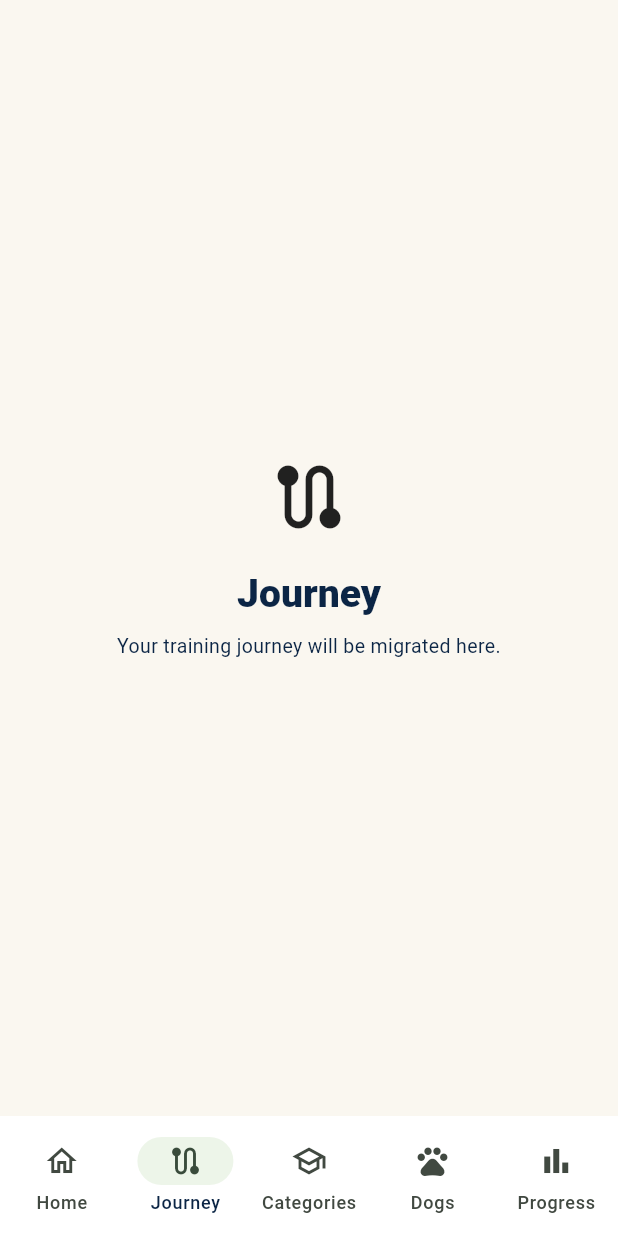
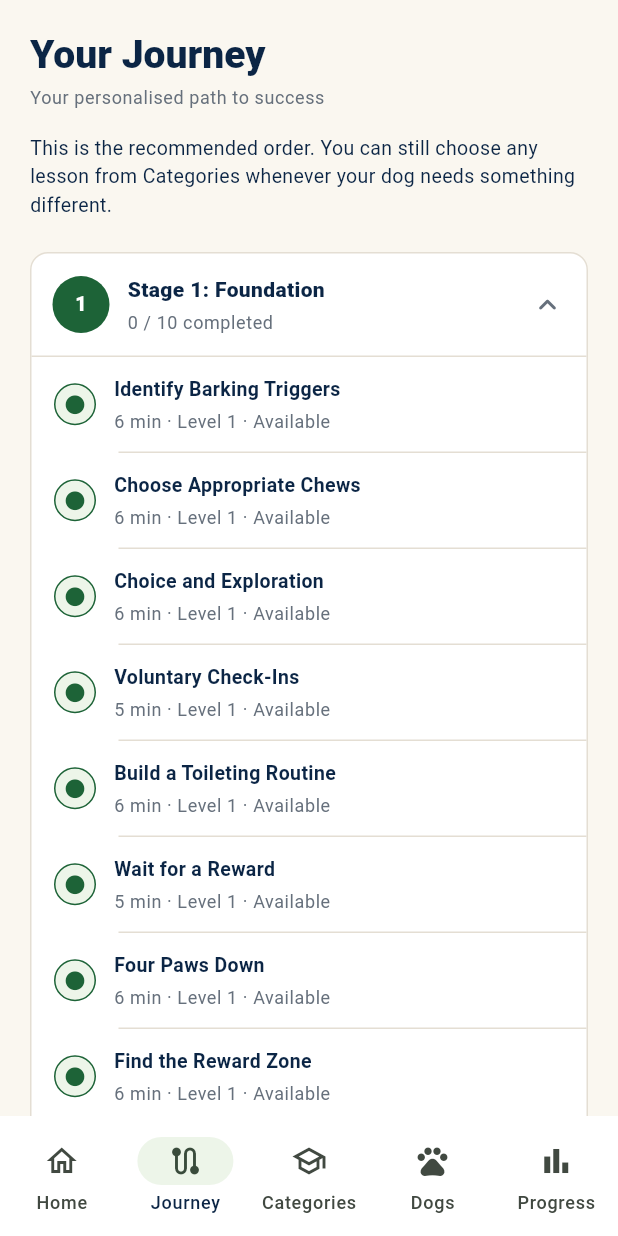
Before and after one commit to robot2313/good-dog-academy, a Flutter app: the screen it shows after launch, item 2 of the bottom bar chosen, on a phone screen of 412 x 824 dp. Run offline on Flutter 3.47's test engine with Material 3 defaults, Android fonts, the phone set to English and light mode, and no system bars.

Commit message:
feat: port Flutter training journey

```diff
--- /dev/null
+++ b/flutter_app/lib/features/journey/journey_screen.dart
@@ -0,0 +1,474 @@
+import 'package:flutter/material.dart';
+
+import '../../core/theme/gda_theme.dart';
+import '../lessons/data/production_lessons.dart';
+import '../lessons/domain/lesson_models.dart';
+import '../lessons/logic/lesson_unlock_service.dart';
+
+class JourneyScreen extends StatefulWidget {
+  const JourneyScreen({super.key});
+
+  @override
+  State<JourneyScreen> createState() => _JourneyScreenState();
+}
+
+class _JourneyScreenState extends State<JourneyScreen> {
+  String expandedStage = 'foundation';
+
+  late final List<LessonLibraryItem> lessons =
+      const LessonUnlockService(
+    productionLessons,
+  ).resolve(
+    const <LessonProgressSnapshot>[],
+  ).values.toList(growable: false);
+
+  @override
+  Widget build(BuildContext context) {
+    final stages = createJourneyStages(lessons);
+
+    final firstIncompleteStage = stages.firstWhere(
+      (stage) => stage.lessons.any(
+        (lesson) => lesson.state != LessonState.completed,
+      ),
+      orElse: () => stages.first,
+    );
+
+    final completedCount = lessons
+        .where(
+          (lesson) => lesson.state == LessonState.completed,
+        )
+        .length;
+
+    return SafeArea(
+      bottom: false,
+      child: ListView(
+        padding: const EdgeInsets.fromLTRB(20, 20, 20, 28),
+        children: [
+          Text(
+            'Your Journey',
+            style: Theme.of(context).textTheme.headlineMedium,
+          ),
+          const SizedBox(height: 4),
+          Text(
+            'Your personalised path to success',
+            style: Theme.of(context).textTheme.bodySmall,
+          ),
+          const SizedBox(height: 16),
+          Text(
+            'This is the recommended order. You can still choose any '
+            'lesson from Categories whenever your dog needs something '
+            'different.',
+            style: Theme.of(context).textTheme.bodyMedium,
+          ),
+          const SizedBox(height: 22),
+          for (var index = 0; index < stages.length; index++) ...[
+            _JourneyStageCard(
+              stage: stages[index],
+              expanded:
+                  expandedStage == 'all' ||
+                  expandedStage == stages[index].id,
+              active: stages[index].id == firstIncompleteStage.id,
+              onToggle: () {
+                setState(() {
+                  expandedStage =
+                      expandedStage == stages[index].id
+                          ? ''
+                          : stages[index].id;
+                });
+              },
+            ),
+            if (index != stages.length - 1)
+              const SizedBox(height: 12),
+          ],
+          const SizedBox(height: 18),
+          FilledButton(
+            onPressed: () {
+              setState(() {
+                expandedStage = 'all';
+              });
+            },
+            style: FilledButton.styleFrom(
+              backgroundColor: GdaColors.primary,
+              foregroundColor: Colors.white,
+              padding: const EdgeInsets.symmetric(
+                vertical: 15,
+              ),
+              shape: RoundedRectangleBorder(
+                borderRadius: BorderRadius.circular(12),
+              ),
+            ),
+            child: const Text(
+              'View Full Journey',
+              style: TextStyle(
+                fontWeight: FontWeight.w800,
+              ),
+            ),
+          ),
+          const SizedBox(height: 10),
+          Text(
+            '$completedCount of ${lessons.length} lessons complete',
+            textAlign: TextAlign.center,
+            style: Theme.of(context).textTheme.bodySmall,
+          ),
+          const SizedBox(height: 8),
+          Text(
+            'Progress and adaptive journey adjustments will connect '
+            'when Flutter training persistence is migrated.',
+            textAlign: TextAlign.center,
+            style: const TextStyle(
+              color: GdaColors.muted,
+              fontSize: 11,
+              height: 1.4,
+            ),
+          ),
+        ],
+      ),
+    );
+  }
+}
+
+class JourneyStage {
+  const JourneyStage({
+    required this.id,
+    required this.number,
+    required this.title,
+    required this.lessons,
+  });
+
+  final String id;
+  final int number;
+  final String title;
+  final List<LessonLibraryItem> lessons;
+}
+
+List<JourneyStage> createJourneyStages(
+  List<LessonLibraryItem> lessons,
+) {
+  final stages = <JourneyStage>[
+    JourneyStage(
+      id: 'foundation',
+      number: 1,
+      title: 'Foundation',
+      lessons: lessons
+          .where(
+            (lesson) => lesson.definition.difficulty == 1,
+          )
+          .toList(growable: false),
+    ),
+    JourneyStage(
+      id: 'building',
+      number: 2,
+      title: 'Building Skills',
+      lessons: lessons
+          .where(
+            (lesson) => lesson.definition.difficulty == 2,
+          )
+          .toList(growable: false),
+    ),
+    JourneyStage(
+      id: 'real-world',
+      number: 3,
+      title: 'Real World',
+      lessons: lessons
+          .where(
+            (lesson) => lesson.definition.difficulty == 3,
+          )
+          .toList(growable: false),
+    ),
+    JourneyStage(
+      id: 'lifelong',
+      number: 4,
+      title: 'Lifelong Skills',
+      lessons: lessons
+          .where(
+            (lesson) => lesson.definition.difficulty >= 4,
+          )
+          .toList(growable: false),
+    ),
+  ];
+
+  return stages
+      .where(
+        (stage) => stage.lessons.isNotEmpty,
+      )
+      .toList(growable: false);
+}
+
+class _JourneyStageCard extends StatelessWidget {
+  const _JourneyStageCard({
+    required this.stage,
+    required this.expanded,
+    required this.active,
+    required this.onToggle,
+  });
+
+  final JourneyStage stage;
+  final bool expanded;
+  final bool active;
+  final VoidCallback onToggle;
+
+  @override
+  Widget build(BuildContext context) {
+    final completed = stage.lessons
+        .where(
+          (lesson) => lesson.state == LessonState.completed,
+        )
+        .length;
+
+    return Container(
+      decoration: BoxDecoration(
+        color: GdaColors.surface,
+        borderRadius: BorderRadius.circular(12),
+        border: Border.all(
+          color: GdaColors.border,
+        ),
+      ),
+      child: Column(
+        children: [
+          Semantics(
+            button: true,
+            expanded: expanded,
+            label:
+                'Stage ${stage.number}: ${stage.title}. '
+                '$completed of ${stage.lessons.length} completed.',
+            child: InkWell(
+              borderRadius: BorderRadius.circular(12),
+              onTap: onToggle,
+              child: Padding(
+                padding: const EdgeInsets.all(14),
+                child: Row(
+                  children: [
+                    Container(
+                      width: 38,
+                      height: 38,
+                      alignment: Alignment.center,
+                      decoration: BoxDecoration(
+                        color: active
+                            ? GdaColors.forest
+                            : GdaColors.subtle,
+                        shape: BoxShape.circle,
+                      ),
+                      child: Text(
+                        '${stage.number}',
+                        style: TextStyle(
+                          color: active
+                              ? Colors.white
+                              : GdaColors.text,
+                          fontWeight: FontWeight.w900,
+                        ),
+                      ),
+                    ),
+                    const SizedBox(width: 12),
+                    Expanded(
+                      child: Column(
+                        crossAxisAlignment:
+                            CrossAxisAlignment.start,
+                        children: [
+                          Text(
+                            'Stage ${stage.number}: ${stage.title}',
+                            style: const TextStyle(
+                              color: GdaColors.text,
+                              fontSize: 14,
+                              fontWeight: FontWeight.w800,
+                            ),
+                          ),
+                          const SizedBox(height: 3),
+                          Text(
+                            '$completed / '
+                            '${stage.lessons.length} completed',
+                            style:
+                                Theme.of(context).textTheme.bodySmall,
+                          ),
+                        ],
+                      ),
+                    ),
+                    Icon(
+                      expanded
+                          ? Icons.expand_less_rounded
+                          : Icons.expand_more_rounded,
+                      color: GdaColors.muted,
+                    ),
+                  ],
+                ),
+              ),
+            ),
+          ),
+          if (expanded) ...[
+            const Divider(
+              height: 1,
+              color: GdaColors.border,
+            ),
+            for (var index = 0;
+                index < stage.lessons.length;
+                index++) ...[
+              _JourneyLessonRow(
+                lesson: stage.lessons[index],
+              ),
+              if (index != stage.lessons.length - 1)
+                const Divider(
+                  height: 1,
+                  indent: 58,
+                  color: GdaColors.border,
+                ),
+            ],
+          ],
+        ],
+      ),
+    );
+  }
+}
+
+class _JourneyLessonRow extends StatelessWidget {
+  const _JourneyLessonRow({
+    required this.lesson,
+  });
+
+  final LessonLibraryItem lesson;
+
+  @override
+  Widget build(BuildContext context) {
+    final stateLabel = _journeyStateLabel(
+      lesson.state,
+    );
+
+    return Semantics(
+      label:
+          '${lesson.definition.title}. $stateLabel. '
+          '${lesson.definition.estimatedMinutes} minutes. '
+          'Level ${lesson.definition.difficulty}.',
+      child: Padding(
+        padding: const EdgeInsets.fromLTRB(
+          15,
+          12,
+          15,
+          12,
+        ),
+        child: Row(
+          children: [
+            Container(
+              width: 28,
+              height: 28,
+              alignment: Alignment.center,
+              decoration: BoxDecoration(
+                shape: BoxShape.circle,
+                color: _markerBackground(
+                  lesson.state,
+                ),
+                border: Border.all(
+                  color: _markerBorder(
+                    lesson.state,
+                  ),
+                ),
+              ),
+              child: Icon(
+                _markerIcon(
+                  lesson.state,
+                ),
+                size: 15,
+                color: _markerForeground(
+                  lesson.state,
+                ),
+              ),
+            ),
+            const SizedBox(width: 12),
+            Expanded(
+              child: Column(
+                crossAxisAlignment:
+                    CrossAxisAlignment.start,
+                children: [
+                  Text(
+                    lesson.definition.title,
+                    style: const TextStyle(
+                      color: GdaColors.text,
+                      fontSize: 13,
+                      fontWeight: FontWeight.w700,
+                    ),
+                  ),
+                  const SizedBox(height: 3),
+                  Text(
+                    '${lesson.definition.estimatedMinutes} min · '
+                    'Level ${lesson.definition.difficulty} · '
+                    '$stateLabel',
+                    style:
+                        Theme.of(context).textTheme.bodySmall,
+                  ),
+                ],
+              ),
+            ),
+          ],
+        ),
+      ),
+    );
+  }
+}
+
+String _journeyStateLabel(
+  LessonState state,
+) {
+  switch (state) {
+    case LessonState.available:
+      return 'Available';
+    case LessonState.inProgress:
+      return 'Available';
+    case LessonState.completed:
+      return 'Completed';
+    case LessonState.locked:
+      return 'Upcoming';
+  }
+}
+
+IconData _markerIcon(
+  LessonState state,
+) {
+  switch (state) {
+    case LessonState.completed:
+      return Icons.check_rounded;
+    case LessonState.available:
+    case LessonState.inProgress:
+      return Icons.circle;
+    case LessonState.locked:
+      return Icons.lock_outline_rounded;
+  }
+}
+
+Color _markerBackground(
+  LessonState state,
+) {
+  switch (state) {
+    case LessonState.completed:
+      return GdaColors.forest;
+    case LessonState.available:
+    case LessonState.inProgress:
+      return GdaColors.selected;
+    case LessonState.locked:
+      return GdaColors.surface;
+  }
+}
+
+Color _markerBorder(
+  LessonState state,
+) {
+  switch (state) {
+    case LessonState.completed:
+      return GdaColors.forest;
+    case LessonState.available:
+    case LessonState.inProgress:
+      return GdaColors.forest;
+    case LessonState.locked:
+      return GdaColors.border;
+  }
+}
+
+Color _markerForeground(
+  LessonState state,
+) {
+  switch (state) {
+    case LessonState.completed:
+      return Colors.white;
+    case LessonState.available:
+    case LessonState.inProgress:
+      return GdaColors.forest;
+    case LessonState.locked:
+      return GdaColors.muted;
+  }
+}
--- a/flutter_app/lib/navigation/main_shell.dart
+++ b/flutter_app/lib/navigation/main_shell.dart
@@ -4,6 +4,7 @@ import '../core/theme/gda_theme.dart';
 import '../features/discovery/categories_screen.dart';
 import '../features/discovery/dog_stages_screen.dart';
 import '../features/home/home_screen.dart';
+import '../features/journey/journey_screen.dart';
 import '../features/shared/placeholder_tab.dart';
 
 class MainShell extends StatefulWidget {
@@ -18,11 +19,7 @@ class _MainShellState extends State<MainShell> {
 
   static const screens = [
     HomeScreen(),
-    PlaceholderTab(
-      title: 'Journey',
-      description: 'Your training journey will be migrated here.',
-      icon: Icons.route_rounded,
-    ),
+    JourneyScreen(),
     CategoriesScreen(),
     DogStagesScreen(),
     PlaceholderTab(
```
Also changed, not shown: 1 other file.
